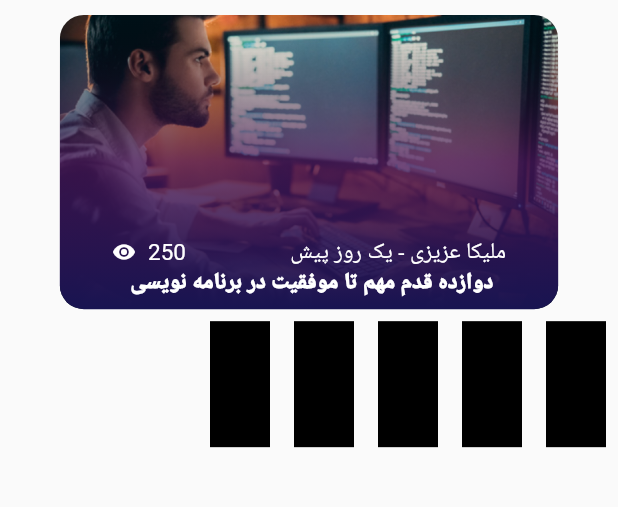
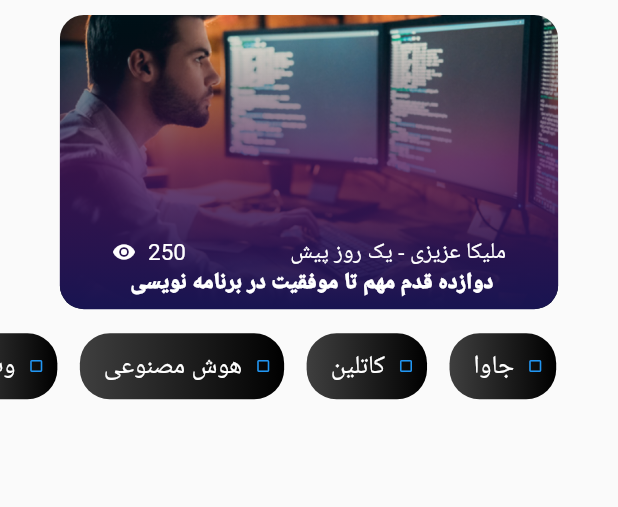
Before and after one commit to Meysam-Rahimi/tech_blog2, a Flutter app: the screen it shows after launch, on a phone screen of 412 x 824 dp, the part 115-622 px from its top. Run offline on Flutter 3.47's test engine with Material 2 defaults, Android fonts, the phone set to English and light mode, and no system bars; our stand-ins replace flutter_spinkit, flutter_svg.

Commit message:
homeScreen hashTags created

```diff
--- a/lib/main_screen.dart
+++ b/lib/main_screen.dart
@@ -1,5 +1,6 @@
 import 'package:flutter/material.dart';
 import 'package:flutter/rendering.dart';
+import 'package:tech_blog/gen/assets.gen.dart';
 import 'package:tech_blog/models/fake_data.dart';
 import 'package:tech_blog/my_colors.dart';
 
@@ -9,6 +10,7 @@ class MainScreen extends StatelessWidget {
   @override
   Widget build(BuildContext context) {
     var size = MediaQuery.of(context).size;
+    double bodyMargin = size.width / 10;
 
     return SafeArea(
       child: Scaffold(
@@ -97,19 +99,50 @@ class MainScreen extends StatelessWidget {
                     )),
               ],
             ),
+
+            const SizedBox(
+              height: 8,
+            ),
             // لیست هشتگ ها
             SizedBox(
-              height: 100,
+              height: 60,
               child: ListView.builder(
                   scrollDirection: Axis.horizontal,
-                  itemCount: 5,
+                  itemCount: tagList.length,
                   itemBuilder: ((context, index) {
                     return Padding(
-                      padding: const EdgeInsets.all(8.0),
+                      padding: EdgeInsets.fromLTRB(
+                          0, 8, index == 0 ? bodyMargin : 15, 8),
                       child: Container(
-                        color: Colors.black,
-                        height: 20,
-                        width: 40,
+                        height: 60,
+                        decoration: const BoxDecoration(
+                          borderRadius: BorderRadius.all(Radius.circular(20)),
+                          gradient: LinearGradient(
+                              colors: GradientColors.tags,
+                              begin: Alignment.centerRight,
+                              end: Alignment.centerLeft),
+                        ),
+                        child: Padding(
+                          padding: const EdgeInsets.fromLTRB(16, 8, 8, 8),
+                          child: Row(
+                            children: [
+                              const Icon(
+                                Icons.crop_square,
+                                color: Colors.blue,
+                                size: 12,
+                              ),
+                              // const Image(
+                              //     image:
+                              //         AssetImage('assets/icons/hashtagicon.png')),
+                              const SizedBox(
+                                width: 8,
+                              ),
+                              Text(tagList[index].title,
+                                  style: const TextStyle(
+                                      fontSize: 17, color: Colors.white))
+                            ],
+                          ),
+                        ),
                       ),
                     );
                   })),
--- a/lib/models/fake_data.dart
+++ b/lib/models/fake_data.dart
@@ -1,4 +1,5 @@
 import 'package:tech_blog/gen/assets.gen.dart';
+import 'package:tech_blog/models/data_models.dart';
 
 Map homePagePosterMap = {
   'imageAsset': Assets.images.posterTest.path,
@@ -7,3 +8,14 @@ Map homePagePosterMap = {
   'title': 'دوازده قدم مهم تا موفقیت در برنامه نویسی ',
   'view': '250',
 };
+
+// blog fake data, tag list
+
+List<HashTags> tagList = [
+  HashTags(title: "جاوا"),
+  HashTags(title: "کاتلین"),
+  HashTags(title: "هوش مصنوعی"),
+  HashTags(title: "وب"),
+  HashTags(title: "دارت"),
+  HashTags(title: "IOT"),
+];
```
